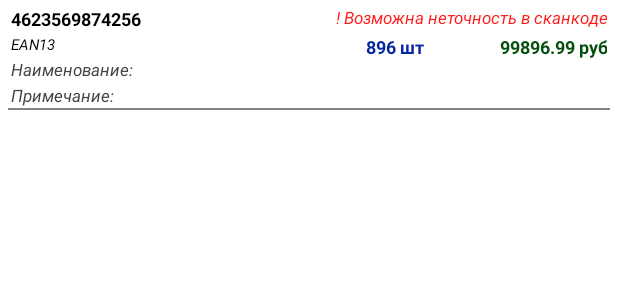
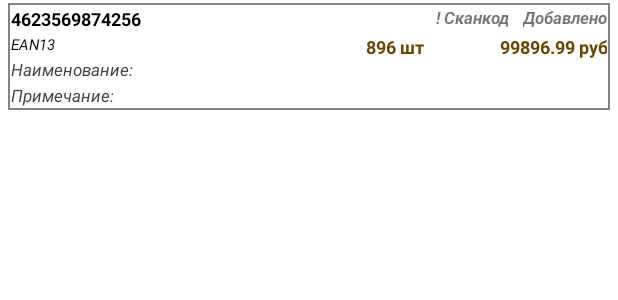
Before and after one commit to Camel-Soft/TradeMonitor, an Android app: the layout fragment_price_goods_item.xml on its own in the app's theme, with its tools: preview values and no code run, on a phone screen of 412 x 824 dp. Shown: the top 300 px of the screen. Run offline under Robolectric (Android 15) with nearby library versions, the phone set to English and light mode, and no system bars.

Commit message:
coloring

```diff
--- a/app/src/main/java/com/camelsoft/trademonitor/_presentation/activity_main/fragment_price_goods/FragmentPriceGoods.kt
+++ b/app/src/main/java/com/camelsoft/trademonitor/_presentation/activity_main/fragment_price_goods/FragmentPriceGoods.kt
@@ -87,11 +87,13 @@ class FragmentPriceGoods : Fragment() {
 
             // Список товаров
             val adapterGoods = FragmentPriceGoodsAdapter()
+            // Нажатие - Обновление товара
             adapterGoods.setOnItemClickListener = { pos ->
                 val bundle = Bundle()
                 bundle.putParcelable("priceGoods", adapterGoods.getList()[pos])
                 findNavController().navigate(R.id.action_fragGraphPriceGoods_to_fragGraphPriceGoodsDetail, bundle)
             }
+            // Нажатие - Удаление товара
             adapterGoods.setOnItemLongClickListener = { pos ->
                 showConfirm(
                     context = requireContext(),
@@ -111,6 +113,10 @@ class FragmentPriceGoods : Fragment() {
 
             // Фотосканер Список
             binding.btnScanList.setOnClickListener { camListStart() }
+
+            // Update-наблюдение. Ловим обновленный товар
+
+
         }
     }
 
--- a/app/src/main/res/layout/fragment_price_goods_detail.xml
+++ b/app/src/main/res/layout/fragment_price_goods_detail.xml
@@ -1,7 +1,6 @@
 <?xml version="1.0" encoding="utf-8"?>
 <androidx.constraintlayout.widget.ConstraintLayout
     xmlns:android="http://schemas.android.com/apk/res/android"
-    xmlns:app="http://schemas.android.com/apk/res-auto"
     xmlns:tools="http://schemas.android.com/tools"
     android:layout_width="match_parent"
     android:layout_height="match_parent"
--- a/app/src/main/res/layout/fragment_price_goods_item.xml
+++ b/app/src/main/res/layout/fragment_price_goods_item.xml
@@ -2,7 +2,6 @@
 <androidx.constraintlayout.widget.ConstraintLayout
     xmlns:android="http://schemas.android.com/apk/res/android"
     xmlns:app="http://schemas.android.com/apk/res-auto"
-    xmlns:tools="http://schemas.android.com/tools"
     android:layout_width="match_parent"
     android:layout_height="wrap_content"
     android:clickable="true"
@@ -47,11 +46,26 @@
         android:layout_margin="2dp"
         android:gravity="end"
         android:maxLines="1"
-        android:text="! Возможна неточность в сканкоде"
-        android:textColor="@color/red_100"
+        android:text="Добавлено"
         android:textSize="11sp"
-        android:textStyle="italic"
+        android:textStyle="bold|italic"
         app:layout_constraintEnd_toEndOf="parent"
+        app:layout_constraintTop_toTopOf="parent" />
+
+    <TextView
+        android:id="@+id/textError"
+        android:layout_width="wrap_content"
+        android:layout_height="wrap_content"
+        android:layout_marginTop="2dp"
+        android:layout_marginBottom="2dp"
+        android:layout_marginStart="2dp"
+        android:layout_marginEnd="10dp"
+        android:gravity="end"
+        android:maxLines="1"
+        android:text="! Сканкод"
+        android:textSize="11sp"
+        android:textStyle="bold|italic"
+        app:layout_constraintEnd_toStartOf="@+id/textStatus"
         app:layout_constraintTop_toTopOf="parent" />
 
     <TextView
@@ -62,7 +76,7 @@
         android:gravity="end"
         android:maxLines="1"
         android:text="99896.99 руб"
-        android:textColor="@color/green_300"
+        android:textColor="@color/yellow_600"
         android:textSize="12sp"
         android:textStyle="bold"
         app:layout_constraintEnd_toEndOf="parent"
@@ -79,7 +93,7 @@
         android:gravity="end"
         android:maxLines="1"
         android:text="896 шт"
-        android:textColor="@color/blue_300"
+        android:textColor="@color/yellow_600"
         android:textSize="12sp"
         android:textStyle="bold"
         app:layout_constraintEnd_toStartOf="@+id/textCena"
@@ -115,10 +129,35 @@
         app:layout_constraintTop_toBottomOf="@+id/textName" />
 
     <View
-        android:id="@+id/viewHor"
+        android:id="@+id/viewHorUp"
+        android:layout_width="match_parent"
+        android:layout_height="1dp"
+        android:background="@color/gray_100"
+        app:layout_constraintTop_toTopOf="parent" />
+
+    <View
+        android:id="@+id/viewHorDown"
         android:layout_width="match_parent"
         android:layout_height="1dp"
         android:background="@color/gray_100"
         app:layout_constraintBottom_toBottomOf="parent" />
 
+    <View
+        android:id="@+id/viewVerLeft"
+        android:layout_width="1dp"
+        android:layout_height="0dp"
+        android:background="@color/gray_100"
+        app:layout_constraintBottom_toBottomOf="parent"
+        app:layout_constraintStart_toStartOf="parent"
+        app:layout_constraintTop_toTopOf="parent" />
+
+    <View
+        android:id="@+id/viewVerRight"
+        android:layout_width="1dp"
+        android:layout_height="0dp"
+        android:background="@color/gray_100"
+        app:layout_constraintBottom_toBottomOf="parent"
+        app:layout_constraintEnd_toEndOf="parent"
+        app:layout_constraintTop_toTopOf="parent" />
+
 </androidx.constraintlayout.widget.ConstraintLayout>
--- a/app/src/main/res/values/strings.xml
+++ b/app/src/main/res/values/strings.xml
@@ -15,6 +15,8 @@
     <string name="torch">Фонарик</string>
     <string name="collection">Сборка</string>
     <string name="money">руб</string>
+    <string name="inserted">Добавлено</string>
+    <string name="updated">Обновлено</string>
 
     <string name="settings">Настройки</string>
     <string name="settings_app">В настройки приложения</string>
@@ -24,7 +26,7 @@
     <string name="error_text_unknown">Текст ошибки не определен</string>
     <string name="error_root_fragment_id">Id корневого фрагмента не определен</string>
     <string name="error_parent_coll">Сборка не определена</string>
-    <string name="error_scancode">! Возможна неточность в сканкоде</string>
+    <string name="error_scancode">! Сканкод</string>
 
     <string name="attention">Внимание</string>
     <string name="attention_cameras">Действующие камеры на устройстве не обнаружены</string>
```
Also changed, not shown: app/src/main/java/com/camelsoft/trademonitor/_domain/use_cases/use_cases_storage/UseCaseStorageGoodsInsertOrUpdate.kt (+20 -6 lines), app/src/main/java/com/camelsoft/trademonitor/_presentation/activity_main/fragment_price_goods/FragmentPriceGoodsAdapter.kt (+38 -3 lines), app/src/main/java/com/camelsoft/trademonitor/_presentation/activity_main/fragment_price_goods/FragmentPriceGoodsViewModel.kt (+12 -3 lines), app/src/main/java/com/camelsoft/trademonitor/_presentation/activity_main/fragment_price_goods_detail/FragmentPriceGoodsDetail.kt (+13 -4 lines), app/src/main/java/com/camelsoft/trademonitor/_presentation/utils/Utils.kt (added, +14 -0 lines), app/src/main/java/com/camelsoft/trademonitor/_presentation/utils/scan/EanUpcCheckDigit.java (added, +85 -0 lines), app/src/main/java/com/camelsoft/trademonitor/_presentation/utils/scan/Scan.kt (added, +26 -0 lines), app/src/main/res/values/colors.xml (+15 -1 lines).
